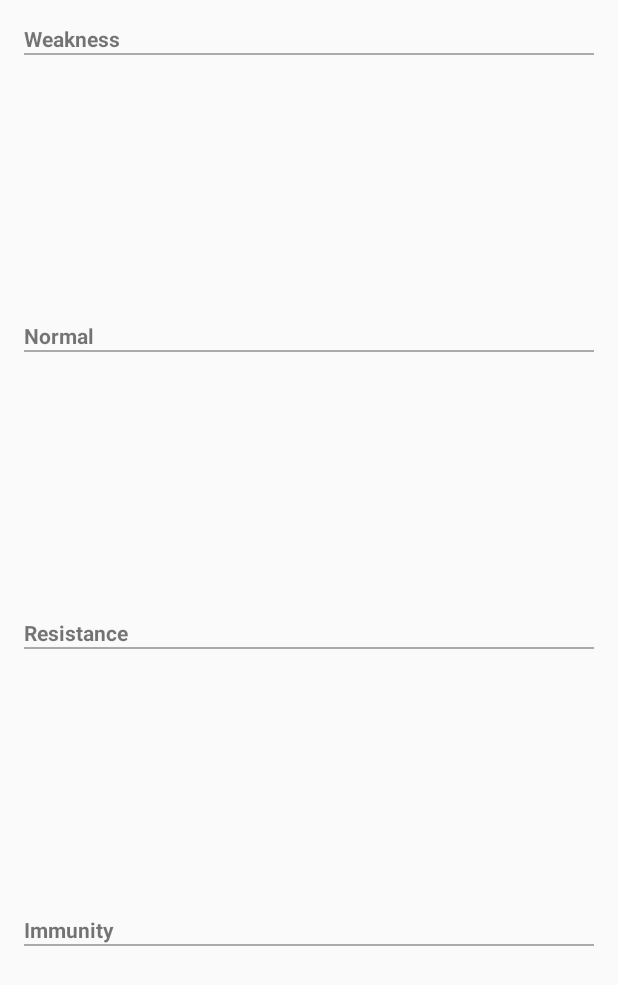
After one commit to JotraN/dexter, an Android app: the layout fragment_type_effectiveness.xml on its own in the app's theme, with its tools: preview values and no code run, on a phone screen of 412 x 824 dp. The commit adds this screen. Shown: the top 985 px of the screen. Run offline under Robolectric (Android 15) with nearby library versions, the phone set to English and light mode, and no system bars; network calls fail.

Commit message:
Added Type Effectiveness option. Removed settings entry in menus.

```diff
--- a/app/src/main/java/com/trasselbackstudios/dexter/PokemonFragment.java
+++ b/app/src/main/java/com/trasselbackstudios/dexter/PokemonFragment.java
@@ -6,7 +6,6 @@ import android.os.Bundle;
 import android.support.v4.app.Fragment;
 import android.support.v4.view.MenuItemCompat;
 import android.support.v7.widget.SearchView;
-import android.util.Log;
 import android.view.LayoutInflater;
 import android.view.Menu;
 import android.view.MenuInflater;
@@ -46,6 +45,7 @@ public class PokemonFragment extends Fragment {
                 String pkID  = item.substring(0, item.indexOf(" ")).replaceAll("^0+", "");
                 Intent intent = new Intent(getActivity(), DetailsActivity.class).putExtra(Intent.EXTRA_TEXT, pkID);
                 startActivity(intent);
+                getActivity().overridePendingTransition(R.anim.slide_in_right, R.anim.slide_out_left);
             }
         });
 
--- /dev/null
+++ b/app/src/main/res/layout/activity_type_effectiveness.xml
@@ -0,0 +1,5 @@
+<FrameLayout xmlns:android="http://schemas.android.com/apk/res/android"
+    xmlns:tools="http://schemas.android.com/tools" android:id="@+id/container"
+    android:layout_width="match_parent" android:layout_height="match_parent"
+    tools:context="com.trasselbackstudios.dexter.TypeEffectivenessActivity"
+    tools:ignore="MergeRootFrame" />
--- /dev/null
+++ b/app/src/main/res/layout/fragment_type_effectiveness.xml
@@ -0,0 +1,121 @@
+<LinearLayout xmlns:android="http://schemas.android.com/apk/res/android"
+    xmlns:tools="http://schemas.android.com/tools"
+    android:layout_width="match_parent"
+    android:layout_height="match_parent"
+    android:orientation="vertical"
+    android:paddingBottom="@dimen/activity_vertical_margin"
+    android:paddingLeft="@dimen/activity_horizontal_margin"
+    android:paddingRight="@dimen/activity_horizontal_margin"
+    android:paddingTop="@dimen/activity_vertical_margin"
+    tools:context="com.trasselbackstudios.dexter.TypeEffectivenessActivity$PlaceholderFragment">
+
+    <LinearLayout
+        android:layout_width="fill_parent"
+        android:layout_height="fill_parent"
+        android:layout_weight="4"
+        android:orientation="vertical">
+
+        <TextView
+            android:id="@+id/text_view_title_weakness"
+            android:layout_width="wrap_content"
+            android:layout_height="wrap_content"
+            android:text="@string/title_weaknesses"
+            android:textStyle="bold" />
+
+        <View
+            android:id="@+id/separator_weakness"
+            android:layout_width="fill_parent"
+            android:layout_height="1dp"
+            android:background="@android:color/darker_gray"
+            android:visibility="visible" />
+
+        <TextView
+            android:id="@+id/text_view_weakness"
+            android:layout_width="wrap_content"
+            android:layout_height="wrap_content"
+            android:textSize="@dimen/abc_text_size_headline_material" />
+    </LinearLayout>
+
+    <LinearLayout
+        android:layout_width="fill_parent"
+        android:layout_height="fill_parent"
+        android:layout_weight="4"
+        android:orientation="vertical">
+
+        <TextView
+            android:id="@+id/text_view_title_normal"
+            android:layout_width="wrap_content"
+            android:layout_height="wrap_content"
+            android:text="@string/title_normal"
+            android:textStyle="bold" />
+
+        <View
+            android:id="@+id/separator_normal"
+            android:layout_width="fill_parent"
+            android:layout_height="1dp"
+            android:background="@android:color/darker_gray"
+            android:visibility="visible" />
+
+        <TextView
+            android:id="@+id/text_view_normal"
+            android:layout_width="wrap_content"
+            android:layout_height="wrap_content"
+            android:textSize="@dimen/abc_text_size_headline_material" />
+
+    </LinearLayout>
+
+    <LinearLayout
+        android:layout_width="fill_parent"
+        android:layout_height="fill_parent"
+        android:layout_weight="4"
+        android:orientation="vertical">
+
+        <TextView
+            android:id="@+id/text_view_title_resistance"
+            android:layout_width="wrap_content"
+            android:layout_height="wrap_content"
+            android:text="@string/title_resistance"
+            android:textStyle="bold" />
+
+        <View
+            android:id="@+id/separator_resistance"
+            android:layout_width="fill_parent"
+            android:layout_height="1dp"
+            android:background="@android:color/darker_gray"
+            android:visibility="visible" />
+
+        <TextView
+            android:id="@+id/text_view_resistance"
+            android:layout_width="wrap_content"
+            android:layout_height="wrap_content"
+            android:textSize="@dimen/abc_text_size_headline_material" />
+
+    </LinearLayout>
+
+    <LinearLayout
+        android:layout_width="fill_parent"
+        android:layout_height="fill_parent"
+        android:layout_weight="4"
+        android:orientation="vertical">
+
+        <TextView
+            android:id="@+id/text_view_title_immune"
+            android:layout_width="wrap_content"
+            android:layout_height="wrap_content"
+            android:text="@string/title_immune"
+            android:textStyle="bold" />
+
+        <View
+            android:id="@+id/separator_immune"
+            android:layout_width="fill_parent"
+            android:layout_height="1dp"
+            android:background="@android:color/darker_gray"
+            android:visibility="visible" />
+
+        <TextView
+            android:id="@+id/text_view_immune"
+            android:layout_width="wrap_content"
+            android:layout_height="wrap_content"
+            android:textSize="@dimen/abc_text_size_headline_material" />
+    </LinearLayout>
+</LinearLayout>
--- a/app/src/main/res/menu/menu_details.xml
+++ b/app/src/main/res/menu/menu_details.xml
@@ -2,6 +2,6 @@
     xmlns:app="http://schemas.android.com/apk/res-auto"
     xmlns:tools="http://schemas.android.com/tools"
     tools:context="com.trasselbackstudios.dexter.DetailsActivity">
-    <item android:id="@+id/action_settings" android:title="@string/action_settings"
-        android:orderInCategory="100" app:showAsAction="never" />
+    <item android:id="@+id/action_type_effectiveness" android:title="@string/action_type_effectiveness"
+        android:orderInCategory="100" app:showAsAction="always" />
 </menu>
--- a/app/src/main/res/values/strings.xml
+++ b/app/src/main/res/values/strings.xml
@@ -3,6 +3,7 @@
 
     <string name="app_name">Dexter</string>
     <string name="action_settings">Settings</string>
+    <string name="action_type_effectiveness">Type Effectiveness</string>
     <string name="title_activity_details">Details</string>
     <string name="pokemon_name">Name</string>
     <string name="pokemon_id">No.000</string>
@@ -12,5 +13,11 @@
     <string name="pokemon_height_weight">Height, Weight</string>
     <string name="pokemon_image">Pokemon Image</string>
     <string name="pokemon_evolutions">Evolution</string>
+    <string name="hello_blank_fragment">Hello blank fragment</string>
+    <string name="title_activity_type_effectiveness">TypeEffectivenessActivity</string>
+    <string name="title_weaknesses">Weakness</string>
+    <string name="title_normal">Normal</string>
+    <string name="title_immune">Immunity</string>
+    <string name="title_resistance">Resistance</string>
 
 </resources>
```
Also changed, not shown: app/src/main/AndroidManifest.xml (+12 -4 lines), app/src/main/java/com/trasselbackstudios/dexter/DetailsActivity.java (+20 -5 lines), app/src/main/java/com/trasselbackstudios/dexter/DetailsFragment.java (+20 -19 lines), app/src/main/java/com/trasselbackstudios/dexter/MainActivity.java (+0 -12 lines), app/src/main/java/com/trasselbackstudios/dexter/TypeEffectivenessActivity.java (added, +42 -0 lines), app/src/main/java/com/trasselbackstudios/dexter/TypeEffectivenessFragment.java (added, +49 -0 lines), app/src/main/java/com/trasselbackstudios/dexter/data/PokemonContract.java (+24 -0 lines), app/src/main/java/com/trasselbackstudios/dexter/data/PokemonDatabase.java (+11 -0 lines), app/src/main/java/com/trasselbackstudios/dexter/data/PokemonItem.java (renamed from app/src/main/java/com/trasselbackstudios/dexter/PokemonEntry.java, +9 -12 lines), app/src/main/java/com/trasselbackstudios/dexter/data/TypeEffectivenessItem.java (added, +53 -0 lines), app/src/main/res/menu/menu_main.xml (deleted, +0 -10 lines), app/src/main/assets/databases/pokemon.db.
